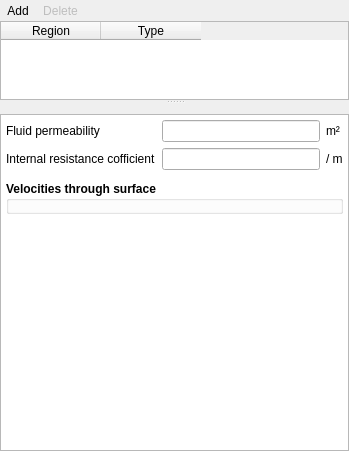
Above: mfixgui/uifiles/internal_surfaces.ui from truongd8593/mfix before the change. Below: the same form after it.
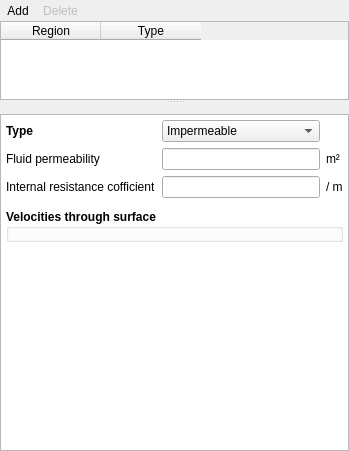
That is the form after the change. Custom widgets are drawn as their Qt base class.

Commit message: IS: allow change_is_type

What changed in the file:
```diff
--- a/mfixgui/uifiles/internal_surfaces.ui
+++ b/mfixgui/uifiles/internal_surfaces.ui
@@ -233,8 +233,8 @@
            <rect>
             <x>0</x>
             <y>0</y>
-            <width>347</width>
-            <height>327</height>
+            <width>352</width>
+            <height>313</height>
            </rect>
           </property>
           <layout class="QVBoxLayout" name="verticalLayout_4">
@@ -273,40 +273,97 @@
                 <property name="bottomMargin">
                  <number>5</number>
                 </property>
-                <item row="1" column="0">
+                <item row="2" column="0">
                  <widget class="QLabel" name="label_is_pc_2">
                   <property name="text">
                    <string>Internal resistance cofficient</string>
                   </property>
                  </widget>
                 </item>
-                <item row="0" column="0">
+                <item row="1" column="0">
                  <widget class="QLabel" name="label_is_pc_1">
                   <property name="text">
                    <string>Fluid permeability</string>
                   </property>
                  </widget>
                 </item>
-                <item row="0" column="2">
+                <item row="1" column="2">
                  <widget class="QLabel" name="label_is_pc_1_units">
                   <property name="text">
                    <string>m²</string>
                   </property>
                  </widget>
                 </item>
-                <item row="0" column="1">
+                <item row="1" column="1">
                  <widget class="LineEdit" name="lineedit_keyword_is_pc_args_IS_1"/>
                 </item>
-                <item row="1" column="2">
+                <item row="2" column="2">
                  <widget class="QLabel" name="label_is_pc_2_units">
                   <property name="text">
                    <string>/ m</string>
                   </property>
                  </widget>
                 </item>
-                <item row="1" column="1">
+                <item row="2" column="1">
                  <widget class="LineEdit" name="lineedit_keyword_is_pc_args_IS_2"/>
                 </item>
+                <item row="0" column="0">
+                 <widget class="QLabel" name="label_is_type">
+                  <property name="font">
+                   <font>
+                    <weight>75</weight>
+                    <bold>true</bold>
+                   </font>
+                  </property>
+                  <property name="text">
+                   <string>Type</string>
+                  </property>
+                 </widget>
+                </item>
+                <item row="0" column="1">
+                 <widget class="ComboBox" name="combobox_is_type">
+                  <item>
+                   <property name="text">
+                    <string>Impermeable</string>
+                   </property>
+                  </item>
+                  <item>
+                   <property name="text">
+                    <string>X-Axis Impermeable</string>
+                   </property>
+                  </item>
+                  <item>
+                   <property name="text">
+                    <string>Y-Axis Impermeable</string>
+                   </property>
+                  </item>
+                  <item>
+                   <property name="text">
+                    <string>Z-Axis Impermeable</string>
+                   </property>
+                  </item>
+                  <item>
+                   <property name="text">
+                    <string>Semi-permeable</string>
+                   </property>
+                  </item>
+                  <item>
+                   <property name="text">
+                    <string>X-Axis semi-permeable</string>
+                   </property>
+                  </item>
+                  <item>
+                   <property name="text">
+                    <string>Y-Axis semi-permeable</string>
+                   </property>
+                  </item>
+                  <item>
+                   <property name="text">
+                    <string>Z-Axis semi-permeable</string>
+                   </property>
+                  </item>
+                 </widget>
+                </item>
                </layout>
               </widget>
              </item>
@@ -371,6 +428,11 @@
    <extends>QLineEdit</extends>
    <header>mfixgui.widgets.base</header>
   </customwidget>
+  <customwidget>
+   <class>ComboBox</class>
+   <extends>QComboBox</extends>
+   <header>mfixgui.widgets.base</header>
+  </customwidget>
  </customwidgets>
  <resources/>
  <connections/>
```
The commit also changes 1 other file.
